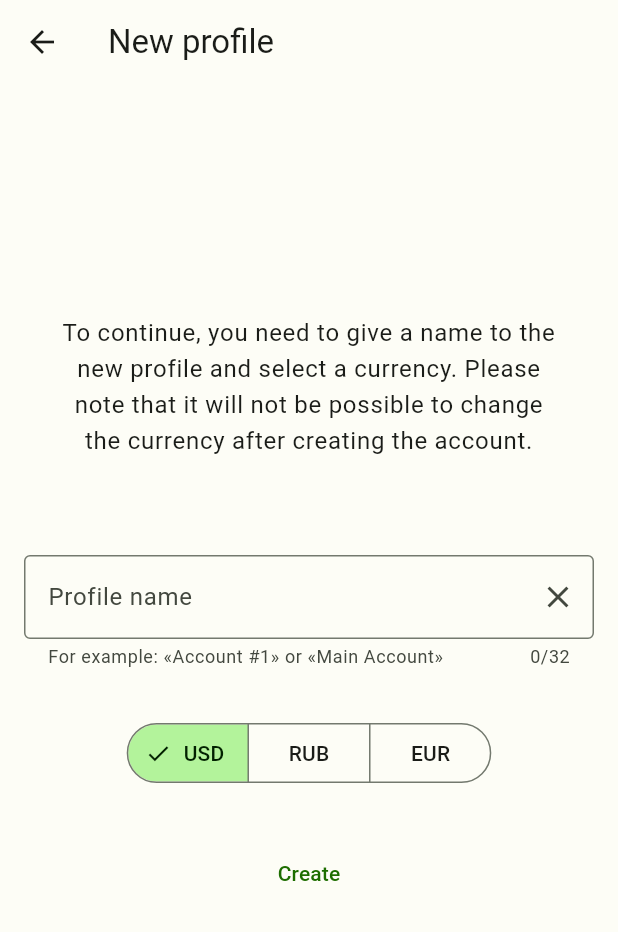
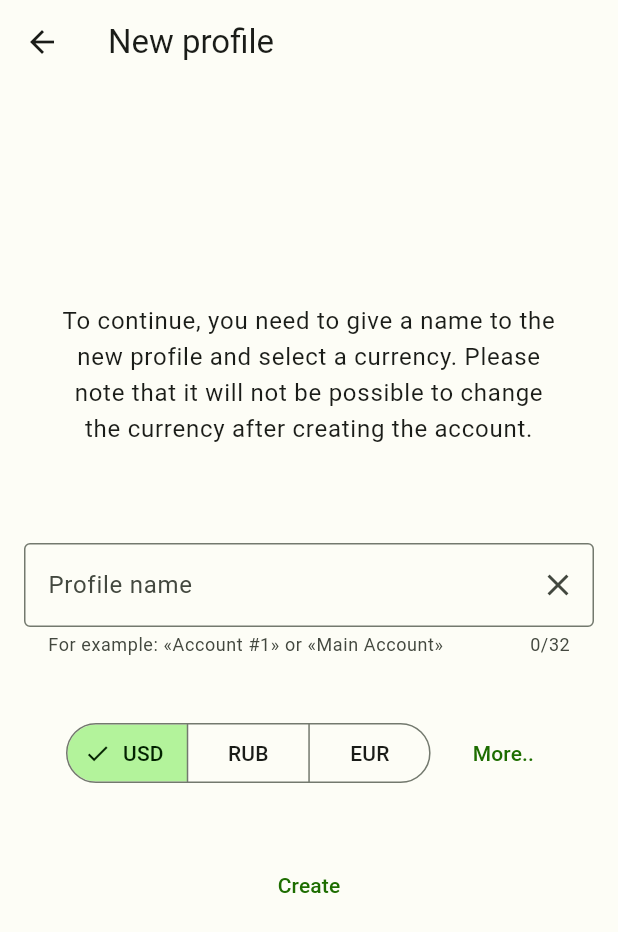
Before and after one commit to nik-conder/fin-control-flutter, a Flutter app: the CreateProfilePage screen opened by its route, on a phone screen of 412 x 824 dp. Shown: the top 932 px of the screen. Run offline on Flutter 3.47's test engine with Material 2 defaults, Android fonts, the phone set to English and light mode, and no system bars; our stand-ins replace equatable, flutter_bloc, get_it, rxdart, sqflite_common_ffi; missing offline and left inert: stream_bloc; accounts and stored records are empty; generated files the repository leaves out were written again.

Commit message:
update to 0.0.13

```diff
--- a/lib/dependency_injector.dart
+++ b/lib/dependency_injector.dart
@@ -5,7 +5,6 @@ import 'package:fin_control/data/dataProvider/database_manager.dart';
 import 'package:fin_control/data/repository/profiles_repository.dart';
 import 'package:fin_control/data/repository/session_repository.dart';
 import 'package:fin_control/data/repository/settings_repository.dart';
-import 'package:fin_control/domain/bloc/home/home_bloc.dart';
 import 'package:fin_control/domain/bloc/profile/list/profile_list_bloc.dart';
 import 'package:fin_control/domain/bloc/profile/profile_bloc.dart';
 import 'package:fin_control/domain/bloc/session/session_bloc.dart';
@@ -44,8 +43,6 @@ class DependencyInjector {
     getIt.registerFactory<ThemeBloc>(
         () => ThemeBloc(getIt<SettingsRepository>()));
 
-    getIt.registerFactory<HomeBloc>(() => HomeBloc());
-
     getIt.registerFactory<ProfileBloc>(() => ProfileBloc());
 
     getIt.registerFactory<SettingsBloc>(
--- a/lib/domain/bloc/home/home_bloc.dart
+++ /dev/null
@@ -1,28 +0,0 @@
-import 'package:equatable/equatable.dart';
-import 'package:fin_control/data/repository/profiles_repository.dart';
-import 'package:flutter_bloc/flutter_bloc.dart';
-import 'package:get_it/get_it.dart';
-
-part 'home_event.dart';
-part 'home_state.dart';
-
-class HomeBloc extends Bloc<HomeEvent, HomeState> {
-  final _profileRepository = GetIt.instance<ProfilesRepository>();
-
-  HomeBloc() : super(const HomeState()) {
-    on<OpacitySetEvent>(_setOpacity);
-    on<BalanceVisibleEvent>(_setBalanceVisible);
-  }
-
-  _setOpacity(OpacitySetEvent event, Emitter<HomeState> emit) {
-    emit(state.copyWith(
-      toolBarOpacity: event.toolBarOpacity,
-    ));
-  }
-
-  _setBalanceVisible(BalanceVisibleEvent event, Emitter<HomeState> emit) {
-    emit(state.copyWith(
-      balanceIsVisibile: event.balanceIsVisibile,
-    ));
-  }
-}
--- a/lib/domain/bloc/home/home_event.dart
+++ /dev/null
@@ -1,13 +0,0 @@
-part of 'home_bloc.dart';
-
-abstract class HomeEvent {}
-
-class OpacitySetEvent extends HomeEvent {
-  final double toolBarOpacity;
-  OpacitySetEvent(this.toolBarOpacity);
-}
-
-class BalanceVisibleEvent extends HomeEvent {
-  final bool balanceIsVisibile;
-  BalanceVisibleEvent(this.balanceIsVisibile);
-}
--- a/lib/domain/bloc/home/home_state.dart
+++ /dev/null
@@ -1,34 +0,0 @@
-part of 'home_bloc.dart';
-
-final class HomeState extends Equatable {
-  const HomeState({
-    this.toolBarOpacity = 1.0,
-    this.isValid = false,
-    this.balance = 0.0,
-    this.balanceIsVisibile = true,
-  });
-
-  final double toolBarOpacity;
-  final bool isValid;
-  final double balance;
-  final bool balanceIsVisibile;
-
-  HomeState copyWith({
-    double? toolBarOpacity,
-    bool? isValid,
-    bool? isLogin,
-    double? balance,
-    bool? balanceIsVisibile,
-  }) {
-    return HomeState(
-      toolBarOpacity: toolBarOpacity ?? this.toolBarOpacity,
-      isValid: isValid ?? this.isValid,
-      balance: balance ?? this.balance,
-      balanceIsVisibile: balanceIsVisibile ?? this.balanceIsVisibile,
-    );
-  }
-
-  @override
-  List<Object> get props =>
-      [toolBarOpacity, isValid, balance, balanceIsVisibile];
-}
--- a/lib/domain/bloc/session/session_event.dart
+++ b/lib/domain/bloc/session/session_event.dart
@@ -1,15 +1,22 @@
+import 'package:fin_control/data/models/profile.dart';
 import 'package:fin_control/data/models/session.dart';
 
 abstract class SessionEvent {
   const SessionEvent();
 }
 
-class SessionLoadEvent extends SessionEvent {}
+class SessionCreateEvent extends SessionEvent {
+  final Profile profile;
 
-class SessionCreateEvent extends SessionEvent {
-  final Session session;
-
-  SessionCreateEvent(this.session);
+  SessionCreateEvent(this.profile);
 }
 
 class SessionDeleteEvent extends SessionEvent {}
+
+class SessionLoadSuccessEvent extends SessionEvent {
+  final Session session;
+
+  SessionLoadSuccessEvent(this.session);
+}
+
+class SessionLoad extends SessionEvent {}
--- a/lib/l10n/app_en.arb
+++ b/lib/l10n/app_en.arb
@@ -17,5 +17,7 @@
   "create_profile_description": "To continue, you need to give a name to the new profile and select a currency. Please note that it will not be possible to change the currency after creating the account.",
   "name_profile_example": "For example: «Account #1» or «Main Account»",
   "profile_name": "Profile name",
-  "create": "Create"
+  "create": "Create",
+  "next": "Next",
+  "more": "More.."
 }
--- a/lib/l10n/app_ru.arb
+++ b/lib/l10n/app_ru.arb
@@ -6,7 +6,7 @@
   "title_login": "Вход",
   "title_logout": "Выйти",
   "title_new_profile": "Новый профиль",
-  "not_profile": "Нет профиля",
+  "not_profile": "Профили не найдены",
   "loading":"Загрузка",
   "no_data":"Нет данных",
   "hidden_balance": "Баланс скрыт",
@@ -17,5 +17,7 @@
   "create_profile_description": "Для продолжения необходимо дать название новому профилю и выбрать валюту. Обратите внимание, что после создания счета изменить валюту будет невозможно.",
   "name_profile_example": "Например: «Счёт #1» или «Основной счёт»",
   "profile_name": "Название профиля",
-  "create": "Создать"
+  "create": "Создать",
+  "next": "Далее",
+  "more": "Ещё.."
 }
--- a/lib/main.dart
+++ b/lib/main.dart
@@ -1,6 +1,5 @@
 import 'package:fin_control/config.dart';
 import 'package:fin_control/dependency_injector.dart';
-import 'package:fin_control/domain/bloc/home/home_bloc.dart';
 import 'package:fin_control/domain/bloc/profile/list/profile_list_bloc.dart';
 import 'package:fin_control/domain/bloc/profile/profile_bloc.dart';
 import 'package:fin_control/domain/bloc/session/session_bloc.dart';
@@ -28,7 +27,6 @@ class MyApp extends StatelessWidget {
   @override
   Widget build(BuildContext context) {
     final themeBloc = GetIt.instance<ThemeBloc>();
-    final homeBloc = GetIt.instance<HomeBloc>();
     final sessionBloc = GetIt.instance<SessionBloc>();
     final profilesListBloc = GetIt.instance<ProfileListBloc>();
     final profileBloc = GetIt.instance<ProfileBloc>();
@@ -36,7 +34,6 @@ class MyApp extends StatelessWidget {
     return MultiBlocProvider(
         providers: [
           BlocProvider(create: (context) => themeBloc),
-          BlocProvider(create: (context) => homeBloc),
           BlocProvider(create: (context) => sessionBloc),
           BlocProvider(create: (context) => profilesListBloc),
           BlocProvider(create: (context) => profileBloc),
--- a/lib/presentation/ui/home/home_head.dart
+++ b/lib/presentation/ui/home/home_head.dart
@@ -88,7 +88,10 @@ class HomeHead extends StatelessWidget {
                     ),
                     Row(
                       mainAxisAlignment: MainAxisAlignment.center,
-                      children: [Text("Profile name: ${profile.name}")],
+                      children: [
+                        Text("Profile name: ${profile.name}"),
+                        //Text("selected profile: ${selectedProfile.name}")
+                      ],
                     )
                   ],
                 ),
--- a/lib/presentation/ui/profile/create_profile_content.dart
+++ b/lib/presentation/ui/profile/create_profile_content.dart
@@ -86,24 +86,54 @@ class _CreateProfileContentState extends State<CreateProfileContent> {
                   Padding(
                       padding: const EdgeInsets.only(
                           left: 8, right: 8, top: 0, bottom: 32),
-                    child: SegmentedButton<Currency>(
+                      child: Row(
+                        mainAxisAlignment: MainAxisAlignment.center,
+                        children: [
+                          Padding(
+                              padding: const EdgeInsets.all(8),
+                              child: Column(
+                                children: [
+                                  SegmentedButton<Currency>(
                                     segments: const <ButtonSegment<Currency>>[
                                       ButtonSegment<Currency>(
-                            value: Currency.usd, label: Text('USD')),
+                                          value: Currency.usd,
+                                          label: Text('USD')),
                                       ButtonSegment<Currency>(
-                            value: Currency.rub, label: Text('RUB')),
+                                          value: Currency.rub,
+                                          label: Text('RUB')),
                                       ButtonSegment<Currency>(
-                            value: Currency.eur, label: Text('EUR')),
+                                          value: Currency.eur,
+                                          label: Text('EUR')),
                                     ],
                                     selected: <Currency>{currencyView},
-                      onSelectionChanged: (Set<Currency> newSelection) {
+                                    onSelectionChanged:
+                                        (Set<Currency> newSelection) {
                                       currencyView = newSelection.first;
                                       setState(() {
                                         currencyView = newSelection.first;
                                       });
                                     },
                                   ),
+                                ],
+                              )),
+                          Padding(
+                              padding: const EdgeInsets.all(8),
+                              child: Column(
+                                children: [
+                                  TextButton(
+                                      onPressed: () {
+                                        ScaffoldMessenger.of(context)
+                                            .showSnackBar(
+                                          const SnackBar(
+                                            content: Text("In development"),
                                           ),
+                                        );
+                                      },
+                                      child: Text(localization.more))
+                                ],
+                              ))
+                        ],
+                      )),
                   Padding(
                       padding: const EdgeInsets.only(
                           left: 8, right: 8, top: 0, bottom: 32),
--- a/lib/presentation/ui/profile/profiles_list.dart
+++ b/lib/presentation/ui/profile/profiles_list.dart
@@ -2,6 +2,8 @@ import 'package:fin_control/data/models/profile.dart';
 import 'package:fin_control/domain/bloc/profile/list/profile_list_bloc.dart';
 import 'package:fin_control/domain/bloc/profile/list/profile_list_state.dart';
 import 'package:fin_control/domain/bloc/profile/profile_bloc.dart';
+import 'package:fin_control/domain/bloc/session/session_bloc.dart';
+import 'package:fin_control/domain/bloc/session/session_event.dart';
 import 'package:fin_control/presentation/ui/info_content.dart';
 import 'package:flutter/material.dart';
 import 'package:flutter_bloc/flutter_bloc.dart';
@@ -129,6 +131,8 @@ class _ProfilesListState extends State<ProfilesList> {
                     padding: padding,
                     child: TextButton(
                         onPressed: () {
+                          BlocProvider.of<SessionBloc>(context)
+                              .add(SessionCreateEvent(_selectedProfile!));
                           Navigator.pushReplacementNamed(context, '/home',
                               arguments: {'profile': _selectedProfile});
                         },
--- a/pubspec.yaml
+++ b/pubspec.yaml
@@ -16,7 +16,7 @@ publish_to: 'none' # Remove this line if you wish to publish to pub.dev
 # https://developer.apple.com/library/archive/documentation/General/Reference/InfoPlistKeyReference/Articles/CoreFoundationKeys.html
 # In Windows, build-name is used as the major, minor, and patch parts
 # of the product and file versions while build-number is used as the build suffix.
-version: 0.0.12+1
+version: 0.0.13+1
 
 environment:
   sdk: '>=3.1.3 <4.0.0'
```
Also changed, not shown: lib/data/dataProvider/dao/session_dao.dart (+9 -5 lines), lib/data/repository/session_repository.dart (+3 -4 lines), lib/domain/bloc/session/session_bloc.dart (+14 -10 lines), lib/presentation/ui/home/home_page.dart (+7 -0 lines), 2 other files. Lines whose indentation alone changed are shown as unchanged.
